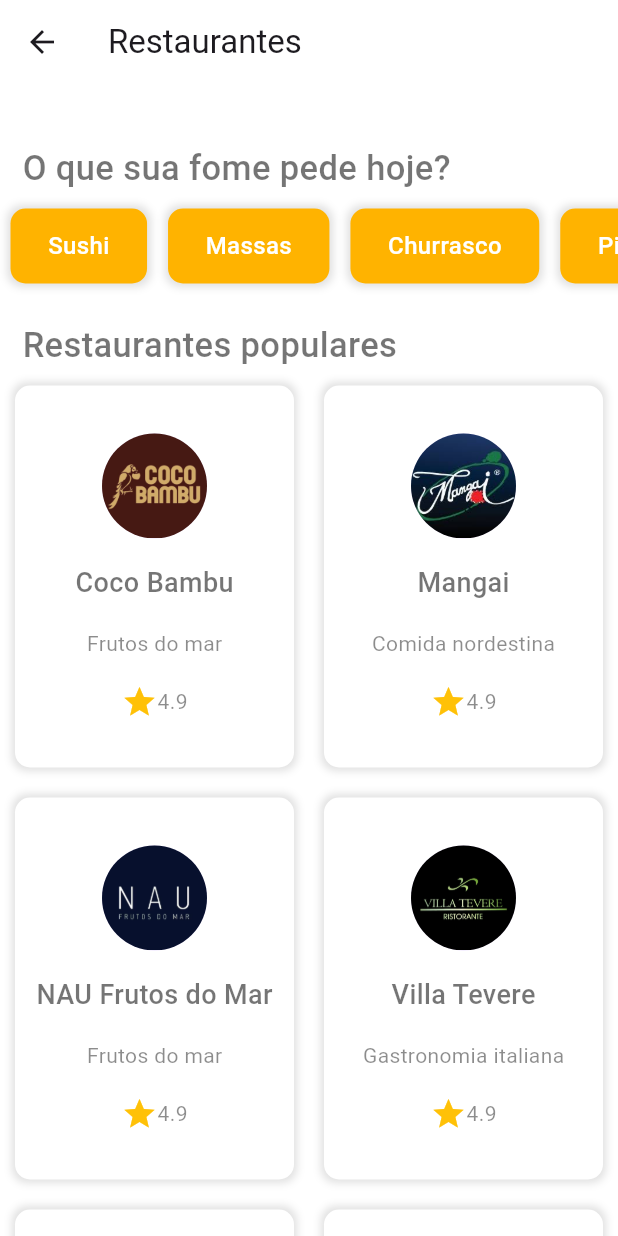
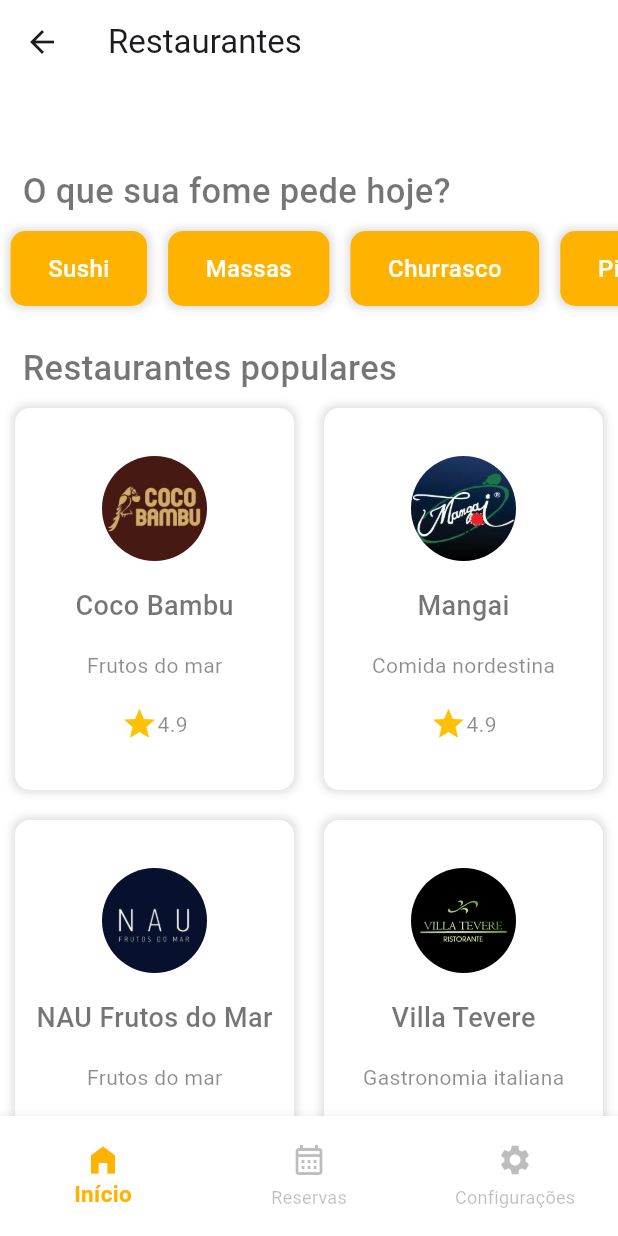
Before and after one commit to LucasDevMelo/smart-reservation, a Flutter app: the screen it shows after launch, after a tap on "Pular", on a phone screen of 412 x 824 dp. Run offline on Flutter 3.47's test engine with Material 3 defaults, Android fonts, the phone set to English and light mode, and no system bars.

Commit message:
update geral

```diff
--- a/lib/main.dart
+++ b/lib/main.dart
@@ -24,7 +24,7 @@
       home:  WelcomeScreen(),
       routes: {
         '/welcomescreen': (context) =>  WelcomeScreen(),
-        '/homescreen': (context) =>  const HomeScreen(fromLogin: true,),
+        '/homescreen': (context) =>  const HomeScreen(),
       },
     );
   }
--- a/lib/screens/home_screen.dart
+++ b/lib/screens/home_screen.dart
@@ -4,20 +4,16 @@
 import 'package:healthcare/screens/appointment_screen.dart';
 
 class HomeScreen extends StatefulWidget {
-  final bool fromLogin;
-
-  const HomeScreen({super.key, required this.fromLogin});
+  const HomeScreen({super.key});
 
   @override
   State<HomeScreen> createState() => _HomeScreenState();
 }
-
 class _HomeScreenState extends State<HomeScreen> {
   // Navegar para a tela do restaurante
   void navigateToRestaurantDetails(int index) {
     final allrestaurants = context.read<AllRestaurants>();
     final restaurantsData = allrestaurants.restaurantsData;
-
     Navigator.push(
       context,
       MaterialPageRoute(
@@ -27,7 +23,6 @@
       ),
     );
   }
-
   List foods = [
     "Sushi",
     "Massas",
@@ -36,12 +31,10 @@
     "Hambúrguer",
     "Vegetariano",
   ];
-
   @override
   Widget build(BuildContext context) {
     final allrestaurants = context.read<AllRestaurants>();
     final restaurantsData = allrestaurants.restaurantsData;
-
     return Scaffold(
       backgroundColor: Colors.white,
       appBar: AppBar(
@@ -56,27 +49,13 @@
               child: Column(
                 crossAxisAlignment: CrossAxisAlignment.start,
                 children: [
-                  if (widget.fromLogin) const Padding(
+                  const Padding(
                     padding: EdgeInsets.symmetric(horizontal: 15),
                     child: Row(
                       mainAxisAlignment: MainAxisAlignment.spaceBetween,
-                      children: [
-                        Text(
-                          "Olá, User",
-                          style: TextStyle(
-                            fontSize: 35,
-                            fontWeight: FontWeight.w500,
-                          ),
-                        ),
-                        CircleAvatar(
-                          radius: 25,
-                          backgroundImage: AssetImage("images/avatar.png"),
-                          backgroundColor: Color.fromARGB(255, 250, 211, 120),
-                        ),
-                      ],
                     ),
                   ),
-                  if (widget.fromLogin) const SizedBox(height: 25),
+                  const SizedBox(height: 15),
                   const Padding(
                     padding: EdgeInsets.only(left: 15),
                     child: Text(
--- a/lib/screens/welcome_screen.dart
+++ b/lib/screens/welcome_screen.dart
@@ -25,7 +25,7 @@
                       Navigator.push(
                         context,
                         MaterialPageRoute(
-                          builder: (context) => HomeScreen(fromLogin: false),
+                          builder: (context) => NavBarRoots(),
                         ),
                       );
                     },
--- a/lib/widgets/navbar_roots.dart
+++ b/lib/widgets/navbar_roots.dart
@@ -12,7 +12,7 @@
 class _NavBarRootsState extends State<NavBarRoots> {
   int _selectedIndex = 0;
   final _screens = [
-    HomeScreen(fromLogin: true,),
+    HomeScreen(),
     ScheduleScreen(),
     SettingScreen(),
   ];
```
Also changed, not shown: lib/screens/login_screen.dart (+4 -8 lines), lib/screens/make_reservation_screen.dart (+7 -1 lines).
